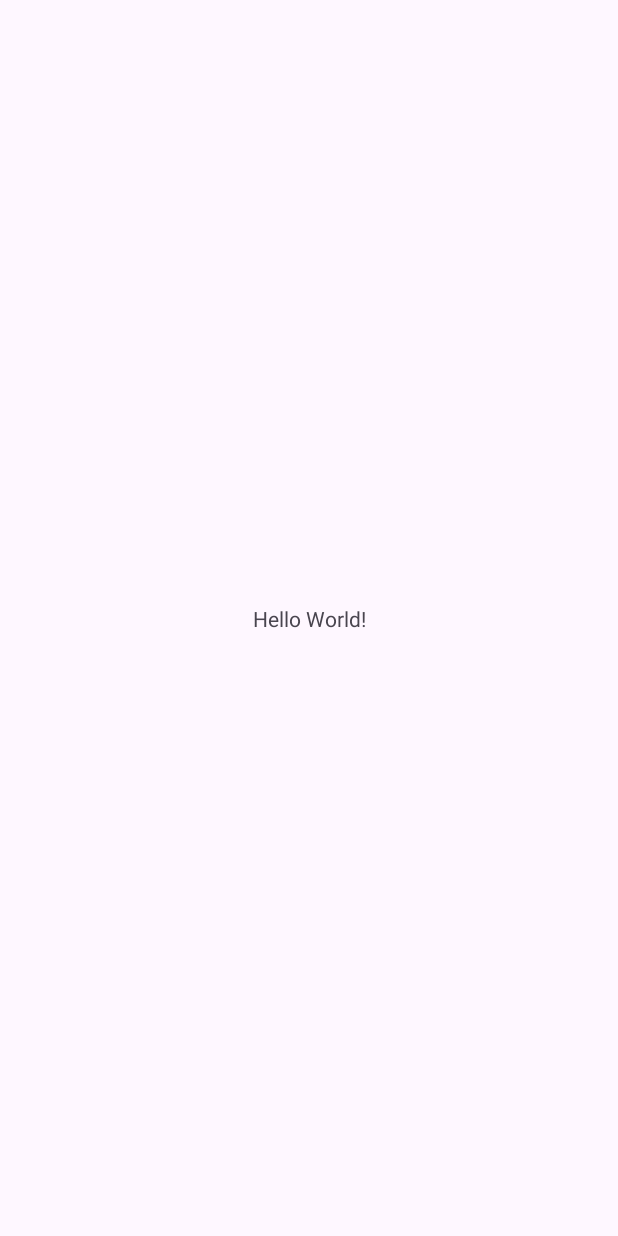
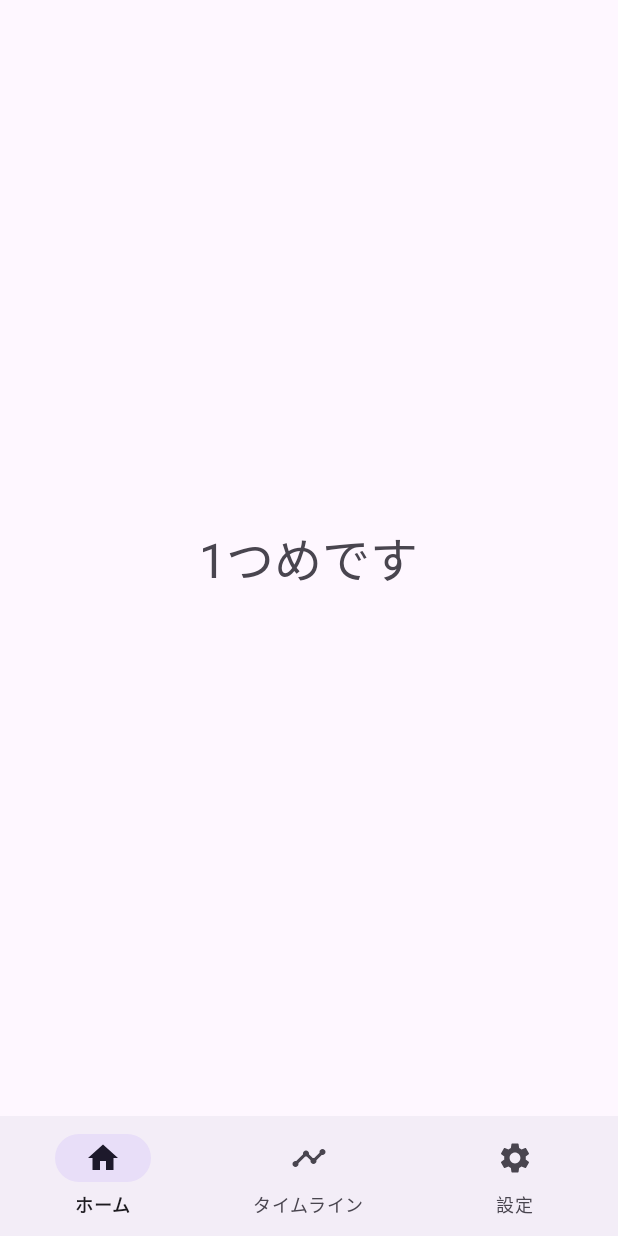
Before and after one commit to ando-keisuke/BottomNavBarExample, an Android app: the screen it shows after launch (MainActivity), on a phone screen of 412 x 824 dp. Before the commit the screen is almost empty. Run offline under Robolectric (Android 15) with nearby library versions, the phone set to English and light mode, and no system bars.

Commit message:
いろいろ追加

```diff
--- a/app/build.gradle
+++ b/app/build.gradle
@@ -4,7 +4,7 @@ plugins {
 
 android {
     namespace 'com.example.bottomnavigationbarexample'
-    compileSdk 33
+    compileSdk 34
 
     defaultConfig {
         applicationId "com.example.bottomnavigationbarexample"
@@ -30,10 +30,12 @@ android {
 
 dependencies {
 
-    implementation 'androidx.appcompat:appcompat:1.7.0'
-    implementation 'com.google.android.material:material:1.5.0'
-    implementation 'androidx.constraintlayout:constraintlayout:2.2.0'
+    implementation 'androidx.appcompat:appcompat:1.4.1'
+    implementation 'com.google.android.material:material:1.4.0'
+    implementation 'androidx.constraintlayout:constraintlayout:2.1.0'
     testImplementation 'junit:junit:4.13.2'
     androidTestImplementation 'androidx.test.ext:junit:1.2.1'
     androidTestImplementation 'androidx.test.espresso:espresso-core:3.6.1'
+    implementation 'com.google.android.material:material:1.11.0'
+
 }
--- /dev/null
+++ b/app/src/main/res/drawable/home_icon.xml
@@ -0,0 +1,5 @@
+<vector android:height="24dp" android:tint="#000000"
+    android:viewportHeight="24" android:viewportWidth="24"
+    android:width="24dp" xmlns:android="http://schemas.android.com/apk/res/android">
+    <path android:fillColor="@android:color/white" android:pathData="M10,20v-6h4v6h5v-8h3L12,3 2,12h3v8z"/>
+</vector>
--- /dev/null
+++ b/app/src/main/res/drawable/setting_icon.xml
@@ -0,0 +1,5 @@
+<vector android:height="24dp" android:tint="#000000"
+    android:viewportHeight="24" android:viewportWidth="24"
+    android:width="24dp" xmlns:android="http://schemas.android.com/apk/res/android">
+    <path android:fillColor="@android:color/white" android:pathData="M19.14,12.94c0.04,-0.3 0.06,-0.61 0.06,-0.94c0,-0.32 -0.02,-0.64 -0.07,-0.94l2.03,-1.58c0.18,-0.14 0.23,-0.41 0.12,-0.61l-1.92,-3.32c-0.12,-0.22 -0.37,-0.29 -0.59,-0.22l-2.39,0.96c-0.5,-0.38 -1.03,-0.7 -1.62,-0.94L14.4,2.81c-0.04,-0.24 -0.24,-0.41 -0.48,-0.41h-3.84c-0.24,0 -0.43,0.17 -0.47,0.41L9.25,5.35C8.66,5.59 8.12,5.92 7.63,6.29L5.24,5.33c-0.22,-0.08 -0.47,0 -0.59,0.22L2.74,8.87C2.62,9.08 2.66,9.34 2.86,9.48l2.03,1.58C4.84,11.36 4.8,11.69 4.8,12s0.02,0.64 0.07,0.94l-2.03,1.58c-0.18,0.14 -0.23,0.41 -0.12,0.61l1.92,3.32c0.12,0.22 0.37,0.29 0.59,0.22l2.39,-0.96c0.5,0.38 1.03,0.7 1.62,0.94l0.36,2.54c0.05,0.24 0.24,0.41 0.48,0.41h3.84c0.24,0 0.44,-0.17 0.47,-0.41l0.36,-2.54c0.59,-0.24 1.13,-0.56 1.62,-0.94l2.39,0.96c0.22,0.08 0.47,0 0.59,-0.22l1.92,-3.32c0.12,-0.22 0.07,-0.47 -0.12,-0.61L19.14,12.94zM12,15.6c-1.98,0 -3.6,-1.62 -3.6,-3.6s1.62,-3.6 3.6,-3.6s3.6,1.62 3.6,3.6S13.98,15.6 12,15.6z"/>
+</vector>
--- /dev/null
+++ b/app/src/main/res/drawable/timeline_icon.xml
@@ -0,0 +1,5 @@
+<vector android:height="24dp" android:tint="#000000"
+    android:viewportHeight="24" android:viewportWidth="24"
+    android:width="24dp" xmlns:android="http://schemas.android.com/apk/res/android">
+    <path android:fillColor="@android:color/white" android:pathData="M23,8c0,1.1 -0.9,2 -2,2c-0.18,0 -0.35,-0.02 -0.51,-0.07l-3.56,3.55C16.98,13.64 17,13.82 17,14c0,1.1 -0.9,2 -2,2s-2,-0.9 -2,-2c0,-0.18 0.02,-0.36 0.07,-0.52l-2.55,-2.55C10.36,10.98 10.18,11 10,11s-0.36,-0.02 -0.52,-0.07l-4.55,4.56C4.98,15.65 5,15.82 5,16c0,1.1 -0.9,2 -2,2s-2,-0.9 -2,-2s0.9,-2 2,-2c0.18,0 0.35,0.02 0.51,0.07l4.56,-4.55C8.02,9.36 8,9.18 8,9c0,-1.1 0.9,-2 2,-2s2,0.9 2,2c0,0.18 -0.02,0.36 -0.07,0.52l2.55,2.55C14.64,12.02 14.82,12 15,12s0.36,0.02 0.52,0.07l3.55,-3.56C19.02,8.35 19,8.18 19,8c0,-1.1 0.9,-2 2,-2S23,6.9 23,8z"/>
+</vector>
--- a/app/src/main/res/layout/activity_main.xml
+++ b/app/src/main/res/layout/activity_main.xml
@@ -1,18 +1,32 @@
 <?xml version="1.0" encoding="utf-8"?>
-<androidx.constraintlayout.widget.ConstraintLayout xmlns:android="http://schemas.android.com/apk/res/android"
+<LinearLayout
+    xmlns:android="http://schemas.android.com/apk/res/android"
     xmlns:app="http://schemas.android.com/apk/res-auto"
-    xmlns:tools="http://schemas.android.com/tools"
     android:layout_width="match_parent"
     android:layout_height="match_parent"
-    tools:context=".MainActivity">
+    android:orientation="vertical">
 
-    <TextView
+    <FrameLayout
+        android:id="@+id/fragment_container"
+        android:layout_width="match_parent"
+        android:layout_height="wrap_content"
+        android:layout_weight="1">
+
+        <TextView
+            android:layout_width="wrap_content"
+            android:layout_height="wrap_content"
+            android:textSize="32sp"
+            android:text="1つめです"
+            android:layout_gravity="center"
+            />
+    </FrameLayout>
+
+    <com.google.android.material.bottomnavigation.BottomNavigationView
+        android:id="@+id/bottom_navigation_bar"
         android:layout_width="wrap_content"
         android:layout_height="wrap_content"
-        android:text="Hello World!"
-        app:layout_constraintBottom_toBottomOf="parent"
-        app:layout_constraintEnd_toEndOf="parent"
-        app:layout_constraintStart_toStartOf="parent"
-        app:layout_constraintTop_toTopOf="parent" />
+        android:layout_gravity="bottom"
+        app:menu="@menu/bottom_nav_menu"
+        android:layout_weight="0"/>
 
-</androidx.constraintlayout.widget.ConstraintLayout>
+</LinearLayout>
--- /dev/null
+++ b/app/src/main/res/layout/second_activity.xml
@@ -0,0 +1,6 @@
+<?xml version="1.0" encoding="utf-8"?>
+<androidx.constraintlayout.widget.ConstraintLayout xmlns:android="http://schemas.android.com/apk/res/android"
+    android:layout_width="match_parent"
+    android:layout_height="match_parent">
+
+</androidx.constraintlayout.widget.ConstraintLayout>
--- /dev/null
+++ b/app/src/main/res/layout/third_activity.xml
@@ -0,0 +1,6 @@
+<?xml version="1.0" encoding="utf-8"?>
+<androidx.constraintlayout.widget.ConstraintLayout xmlns:android="http://schemas.android.com/apk/res/android"
+    android:layout_width="match_parent"
+    android:layout_height="match_parent">
+
+</androidx.constraintlayout.widget.ConstraintLayout>
--- /dev/null
+++ b/app/src/main/res/menu/bottom_nav_menu.xml
@@ -0,0 +1,15 @@
+<?xml version="1.0" encoding="utf-8"?>
+<menu xmlns:android="http://schemas.android.com/apk/res/android">
+    <item
+        android:id="@+id/nav_home"
+        android:icon="@drawable/home_icon"
+        android:title="ホーム" />
+    <item
+        android:id="@+id/nav_timeline"
+        android:icon="@drawable/timeline_icon"
+        android:title="タイムライン" />
+    <item
+        android:id="@+id/nav_setting"
+        android:icon="@drawable/setting_icon"
+        android:title="設定" />
+</menu>
```
